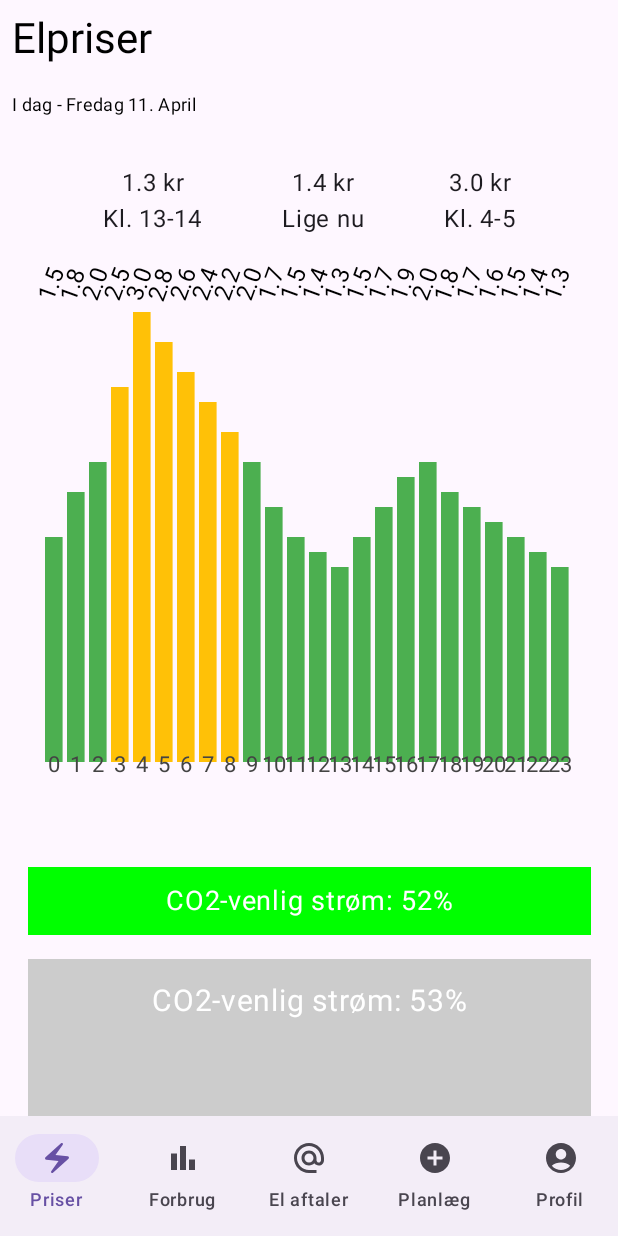
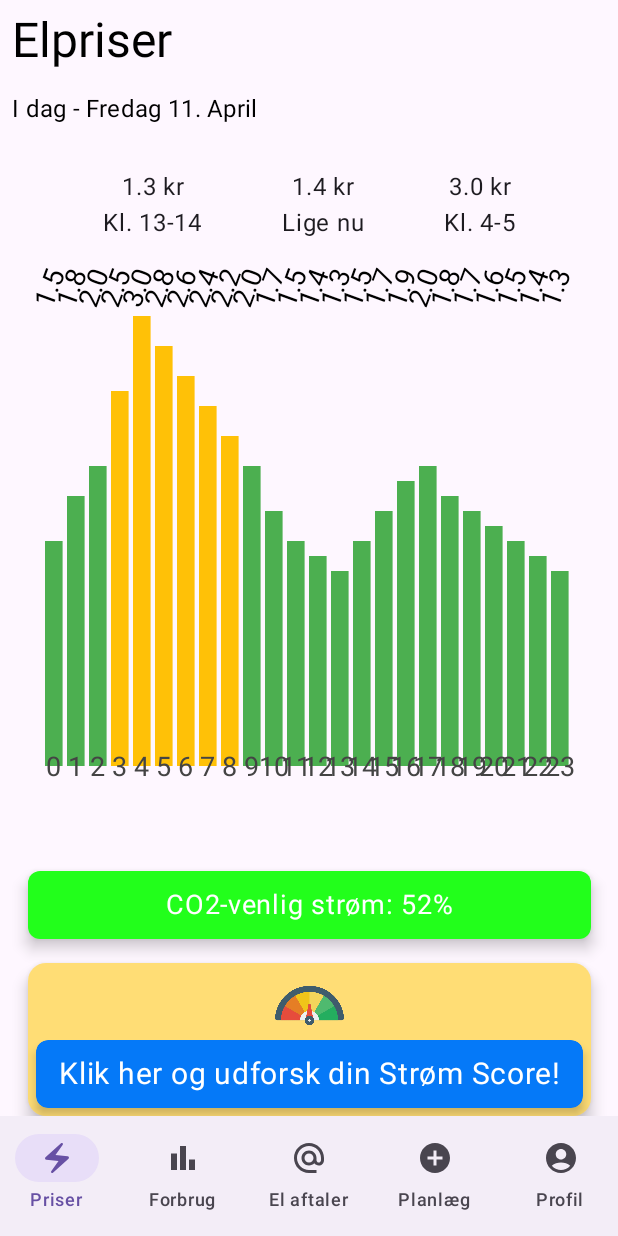
Before and after one commit to fele2000/MVP_Test_minEnergi, an Android app built with Jetpack Compose: the screen it shows after launch (MainActivity), on a phone screen of 412 x 824 dp. Run offline under Robolectric (Android 15) with nearby library versions, the phone set to English and light mode, and no system bars.

Commit message:
navigationsædnring + backstackentry

```diff
--- a/app/src/main/java/com/example/mvpteststrm/ui/components/price/Price.kt
+++ b/app/src/main/java/com/example/mvpteststrm/ui/components/price/Price.kt
@@ -88,22 +88,20 @@ fun GraphWithTiltedPricesAndTimes(prices: List<Price>) {
                 val textPaint = android.graphics.Paint().apply {
                     color = android.graphics.Color.BLACK
                     textAlign = android.graphics.Paint.Align.CENTER
-                    textSize = 24f
+                    textSize = 28f
                     isAntiAlias = true
                 }
                 val x = barLeft + (barWidth * 0.62f)
                 val y = priceLabelHeight - 25f
-                rotate(-70f, x, y) // Rotate around the text position (negative = tilt right)
+                rotate(-70f, x, y)
                 drawText(
                     String.format("%.1f", price.pricePerKwh),
                     x,
                     y,
                     textPaint
                 )
-                restore() // Restore to normal after rotation
+                restore()
             }
-
-            // Draw the bar
             drawRect(
                 color = barColor,
                 topLeft = Offset(barLeft,
@@ -111,13 +109,11 @@ fun GraphWithTiltedPricesAndTimes(prices: List<Price>) {
                 ),
                 size = Size(barWidth * 0.8f, barHeight.toFloat())
             )
-
-            // Draw time label under the bar
             drawContext.canvas.nativeCanvas.apply {
                 val timePaint = android.graphics.Paint().apply {
                     color = android.graphics.Color.DKGRAY
                     textAlign = android.graphics.Paint.Align.CENTER
-                    textSize = 22f
+                    textSize = 27f
                     isAntiAlias = true
 
                 }
--- a/app/src/main/java/com/example/mvpteststrm/ui/landing/LandingPage.kt
+++ b/app/src/main/java/com/example/mvpteststrm/ui/landing/LandingPage.kt
@@ -4,13 +4,19 @@ import android.os.Build
 import androidx.annotation.RequiresApi
 import androidx.compose.foundation.Image
 import androidx.compose.foundation.background
+import androidx.compose.foundation.clickable
 import androidx.compose.foundation.layout.*
+import androidx.compose.foundation.shape.RoundedCornerShape
 import androidx.compose.material3.Text
 import androidx.compose.material3.MaterialTheme
 import androidx.compose.runtime.Composable
 import androidx.compose.ui.Alignment
 import androidx.compose.ui.Modifier
+import androidx.compose.ui.draw.clip
+import androidx.compose.ui.draw.shadow
 import androidx.compose.ui.graphics.Color
+import androidx.compose.ui.graphics.Shadow
+import androidx.compose.ui.layout.ContentScale
 import androidx.compose.ui.res.painterResource
 import androidx.compose.ui.unit.dp
 import androidx.compose.ui.unit.sp
@@ -30,7 +36,7 @@ fun LandingPage(navController: NavController) {
         Text(
             text = "Elpriser",
             style = MaterialTheme.typography.headlineMedium.copy(
-                fontSize = 28.sp
+                fontSize = 32.sp
             ),
             color = Color.Black,
             modifier = Modifier
@@ -42,7 +48,7 @@ fun LandingPage(navController: NavController) {
         Text(
             text = "I dag - Fredag 11. April",
             style = MaterialTheme.typography.bodyMedium.copy(
-                fontSize = 12.sp
+                fontSize = 16.sp
             ),
         color = Color.Black,
         modifier = Modifier
@@ -63,7 +69,8 @@ fun LandingPage(navController: NavController) {
             modifier = Modifier
                 .width(375.dp)
                 .height(45.dp)
-                .background(Color.Green)
+                .shadow(elevation = 6.dp, shape = RoundedCornerShape(8.dp)) // <-- Add shadow here
+                .background(Color(0xFF22FF1B), shape = RoundedCornerShape(4.dp))
                 .align(Alignment.CenterHorizontally)
         ) {
             Text(
@@ -78,26 +85,51 @@ fun LandingPage(navController: NavController) {
             modifier = Modifier
                 .width(375.dp)
                 .height(140.dp)
-                .background(Color.LightGray)
-                .padding(16.dp)
+                .shadow(elevation = 6.dp, shape = RoundedCornerShape(12.dp))
+
+                .background(Color(0xFFFFDD75), shape = RoundedCornerShape(6.dp)) // fallback background
+                .clickable {
+                    navController.navigate("scorePage")
+                }
                 .align(Alignment.CenterHorizontally)
-
         ) {
             Column(
                 modifier = Modifier
-                    .fillMaxSize(),
+                    .fillMaxSize()
+                    .padding(5.dp), // Padding inside the box
                 verticalArrangement = Arrangement.SpaceBetween,
                 horizontalAlignment = Alignment.CenterHorizontally
             ) {
-                Text(
-                    text = "CO2-venlig strøm: 53%",
-                    color = Color.White,
-                    fontSize = 20.sp
+                Image(
+                    painter = painterResource(id = R.drawable.speedometer),
+                    contentDescription = "CO2 Dial",
+                    contentScale = ContentScale.Fit, // Important: don't crop, fit nicely
+                    modifier = Modifier
+                        .weight(2.5f)
+                        .fillMaxWidth()
                 )
+                Box(
+                    contentAlignment = Alignment.Center,
+                    modifier = Modifier
+                        .width(375.dp)
+                        .height(45.dp)
+                        .shadow(elevation = 4.dp, shape = RoundedCornerShape(8.dp)) // <-- Add shadow here
+                        .background(Color(0xFF0579F8), shape = RoundedCornerShape(8.dp))
+                        .align(Alignment.CenterHorizontally)
+                ) {
 
+                    Text(
+                        text = "Klik her og udforsk din Strøm Score!",
+                        color = Color(0xFFFFFFFF),
+                        fontSize = 20.sp,
+                        style = MaterialTheme.typography.bodyLarge,
+                        modifier = Modifier
+
+
+                    )
+                }
             }
         }
-
 
 
 
```
Also changed, not shown: app/src/main/res/drawable/speedometer.png.
